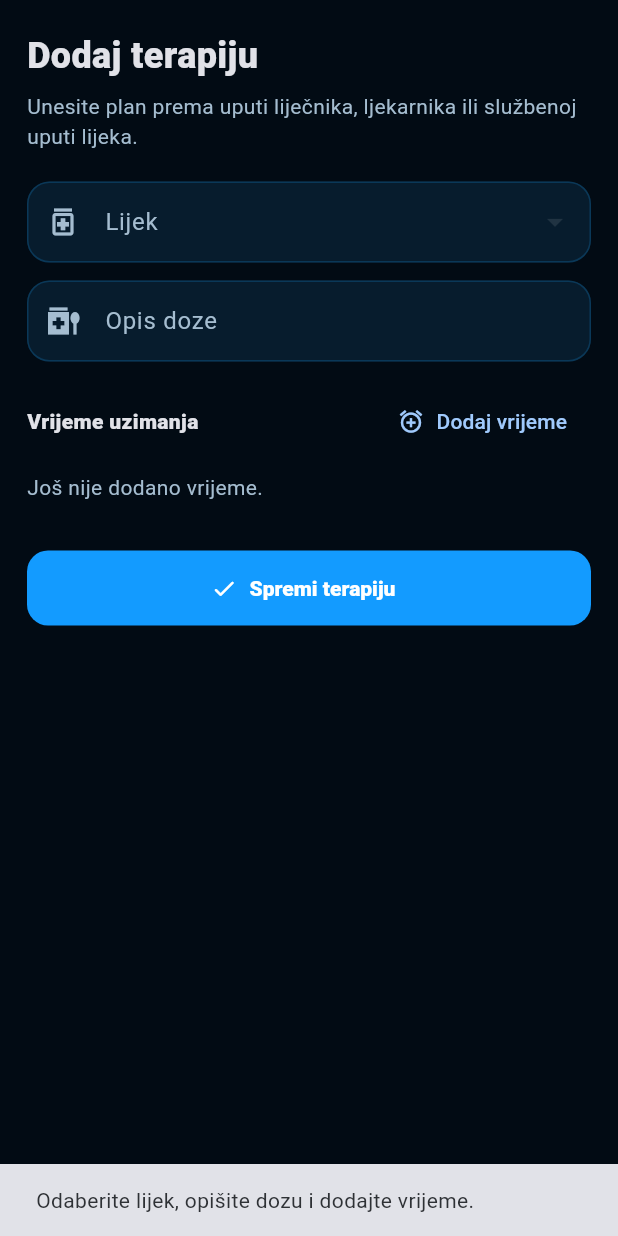
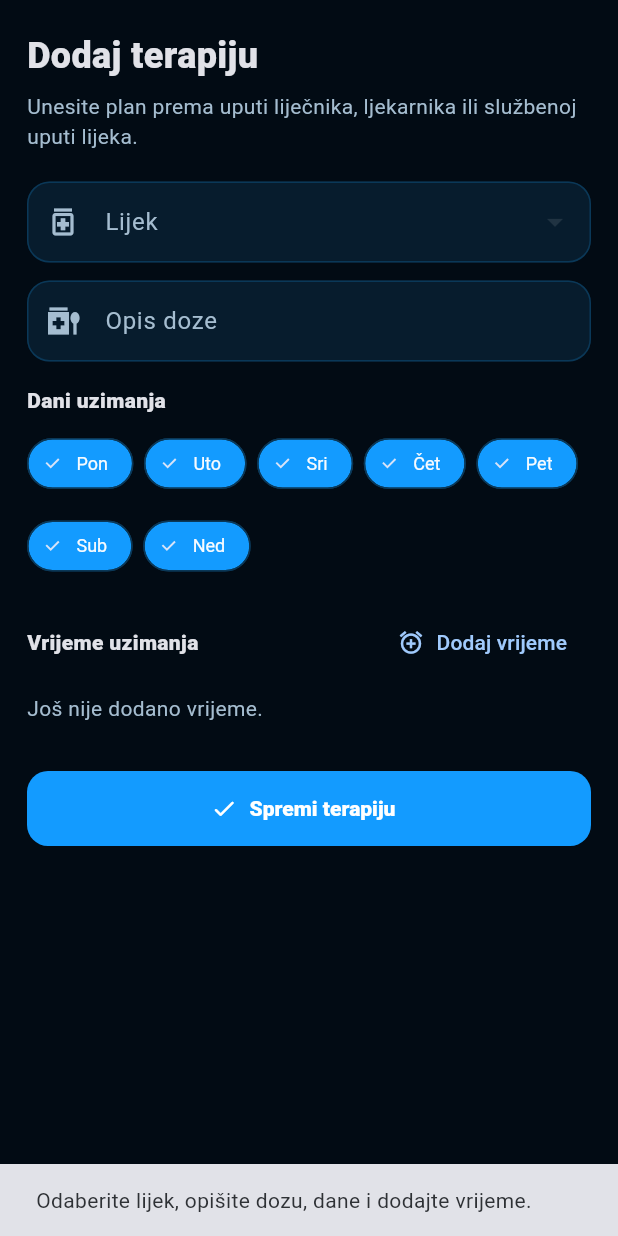
Before and after one commit to bren-wp/MediX, a Flutter app: the _AddTherapySheet widget shown alone on an empty page, opened directly with empty values, after a tap on "Spremi terapiju", on a phone screen of 412 x 824 dp. Run offline on Flutter 3.47's test engine with Material 3 defaults, Android fonts, the phone set to English and light mode, and no system bars; our stand-ins replace flutter_local_notifications, flutter_timezone, shared_preferences, timezone; accounts and stored records are empty.

Commit message:
feat: let users choose therapy weekdays

```diff
--- a/lib/features/therapy/therapy_screen.dart
+++ b/lib/features/therapy/therapy_screen.dart
@@ -169,6 +169,15 @@
                     color: MedixColors.textSecondary,
                   ),
                 ),
+                const SizedBox(height: 7),
+                Text(
+                  _weekdaySummary(entry.weekdays),
+                  style: const TextStyle(
+                    color: MedixColors.cyanSoft,
+                    fontSize: 11,
+                    fontWeight: FontWeight.w700,
+                  ),
+                ),
                 const SizedBox(height: 9),
                 Wrap(
                   spacing: 7,
@@ -255,6 +264,7 @@
 class _AddTherapySheetState extends State<_AddTherapySheet> {
   final doseController = TextEditingController();
   final List<TimeOfDay> times = <TimeOfDay>[];
+  final Set<int> weekdays = <int>{1, 2, 3, 4, 5, 6, 7};
   String? medicationId;
 
   @override
@@ -300,11 +310,12 @@
   Future<void> _save() async {
     if (medicationId == null ||
         doseController.text.trim().isEmpty ||
-        times.isEmpty) {
+        times.isEmpty ||
+        weekdays.isEmpty) {
       ScaffoldMessenger.of(context).showSnackBar(
         const SnackBar(
           content: Text(
-            'Odaberite lijek, opišite dozu i dodajte vrijeme.',
+            'Odaberite lijek, opišite dozu, dane i dodajte vrijeme.',
           ),
         ),
       );
@@ -324,6 +335,7 @@
       medicationId: medicationId!,
       doseDescription: doseController.text,
       times: formattedTimes,
+      weekdays: weekdays.toList()..sort(),
     );
 
     Navigator.of(context).pop();
@@ -399,6 +411,43 @@
               ),
             ),
             const SizedBox(height: 16),
+            const Text(
+              'Dani uzimanja',
+              style: TextStyle(fontWeight: FontWeight.w800),
+            ),
+            const SizedBox(height: 8),
+            Wrap(
+              spacing: 7,
+              runSpacing: 7,
+              children: List.generate(7, (index) {
+                final day = index + 1;
+                return FilterChip(
+                  label: Text(_weekdayShortLabel(day)),
+                  selected: weekdays.contains(day),
+                  onSelected: (selected) {
+                    setState(() {
+                      if (selected) {
+                        weekdays.add(day);
+                      } else {
+                        weekdays.remove(day);
+                      }
+                    });
+                  },
+                );
+              }),
+            ),
+            if (weekdays.isEmpty)
+              const Padding(
+                padding: EdgeInsets.only(top: 7),
+                child: Text(
+                  'Odaberite barem jedan dan.',
+                  style: TextStyle(
+                    color: MedixColors.warning,
+                    fontSize: 11,
+                  ),
+                ),
+              ),
+            const SizedBox(height: 16),
             Row(
               children: [
                 const Expanded(
@@ -452,3 +501,30 @@
     );
   }
 }
+
+
+String _weekdayShortLabel(int weekday) {
+  return switch (weekday) {
+    1 => 'Pon',
+    2 => 'Uto',
+    3 => 'Sri',
+    4 => 'Čet',
+    5 => 'Pet',
+    6 => 'Sub',
+    7 => 'Ned',
+    _ => '—',
+  };
+}
+
+String _weekdaySummary(List<int> weekdays) {
+  final normalized = weekdays
+      .where((day) => day >= 1 && day <= 7)
+      .toSet()
+      .toList()
+    ..sort();
+
+  if (normalized.length == 7) {
+    return 'Svaki dan';
+  }
+  return normalized.map(_weekdayShortLabel).join(', ');
+}
```
